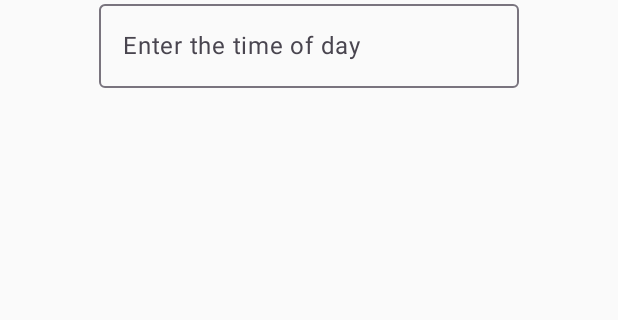
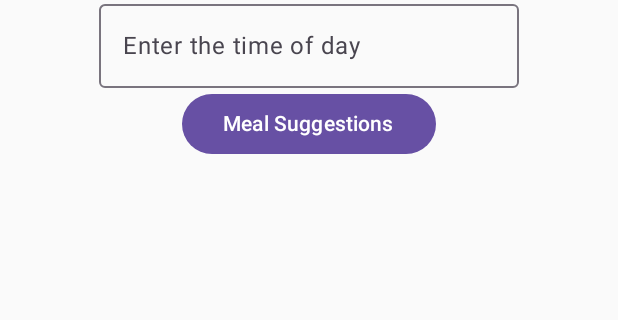
Before and after one commit to Natz-reddy/NutriPlan, an Android app built with Jetpack Compose: the screen it shows after launch (MainActivity), on a phone screen of 412 x 824 dp, the part 20-340 px from its top. Run offline under Robolectric (Android 15) with nearby library versions, the phone set to English and light mode, and no system bars.

```diff
--- a/app/src/main/java/com/example/nutriplan/MainActivity.kt
+++ b/app/src/main/java/com/example/nutriplan/MainActivity.kt
@@ -4,7 +4,9 @@ import android.os.Bundle
 import androidx.activity.ComponentActivity
 import androidx.activity.compose.setContent
 import androidx.compose.foundation.layout.Column
+import androidx.compose.foundation.layout.Row
 import androidx.compose.foundation.layout.fillMaxSize
+import androidx.compose.material3.Button
 import androidx.compose.material3.MaterialTheme
 import androidx.compose.material3.OutlinedTextField
 import androidx.compose.material3.Surface
@@ -40,6 +42,12 @@ class MainActivity : ComponentActivity() {
                 },
                     placeholder = { Text(text = "Enter the time of day ") }
                 )
+                Row {
+                    Button(onClick = { /*TODO*/ }) {
+                        Text(text = " Meal Suggestions ")
+
+                    }
+                }
 
             }
         }
```
